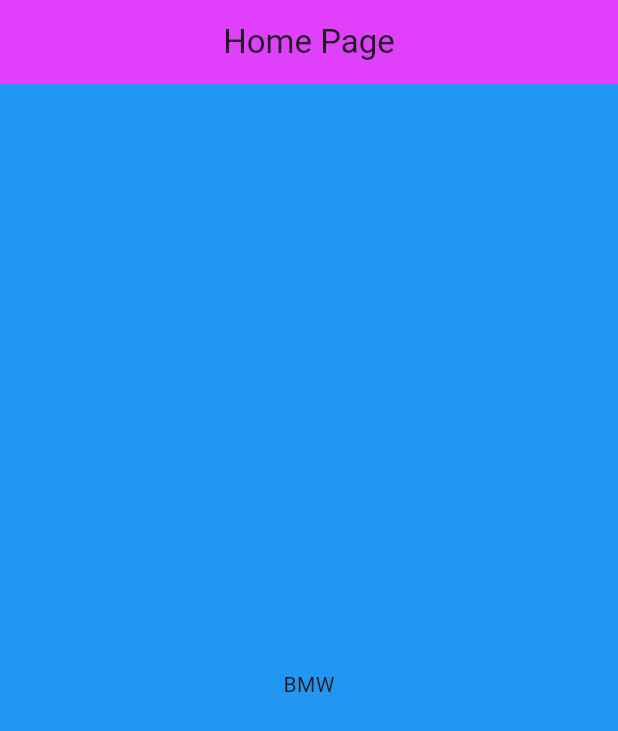
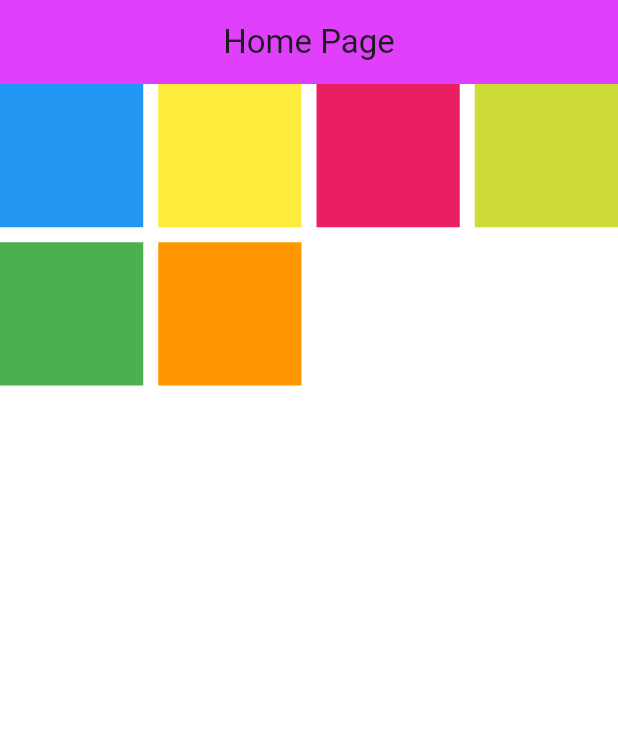
Before and after one commit to Imanmysarah/helloworld, a Flutter app: the screen it shows after launch, on a phone screen of 412 x 824 dp. Shown: the top 731 px of the screen. Run offline on Flutter 3.47's test engine with Material 3 defaults, Android fonts, the phone set to English and light mode, and no system bars.

Commit message:
GridView

```diff
--- a/lib/main.dart
+++ b/lib/main.dart
@@ -23,21 +23,28 @@ import 'package:flutter/material.dart';
  backgroundColor: Colors.purpleAccent,
  centerTitle: true,
  ),
-  body: ListView(
+  body:  GridView(
+    gridDelegate:
+SliverGridDelegateWithFixedCrossAxisCount(crossAxisCount: 4,
+crossAxisSpacing: 10, mainAxisSpacing: 10,),
  children: [
     Container(
         color: Colors.blue,
-          width: 200,
-          height: 800,
-          child: Center(
-            child: Text('BMW')),
  ),
     Container(
         color: Colors.yellow,
-          width: 200,
-          height:800,
-          child: Center(
-            child: Text('Ford')),
+ ),
+    Container(
+        color: Colors.pink,
+ ),
+    Container(
+        color: Colors.lime,
+ ),
+    Container(
+        color: Colors.green,
+ ),
+    Container(
+        color: Colors.orange,
         ),
  ]
  ),
```
Lines whose indentation alone changed are shown as unchanged.
